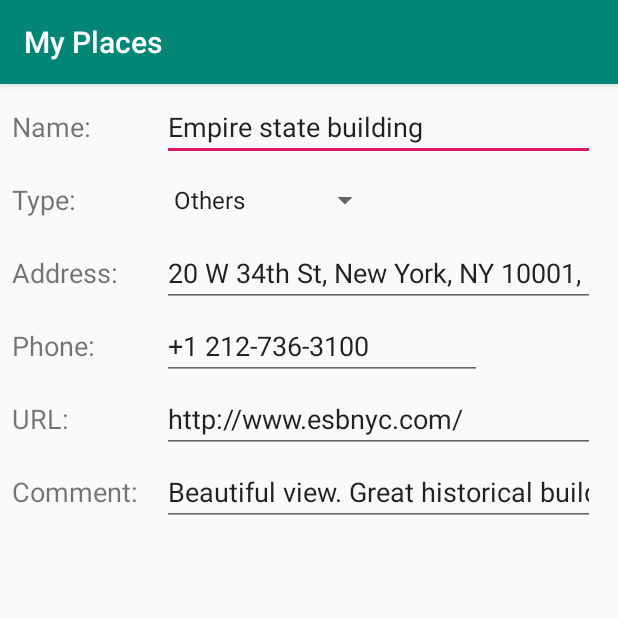
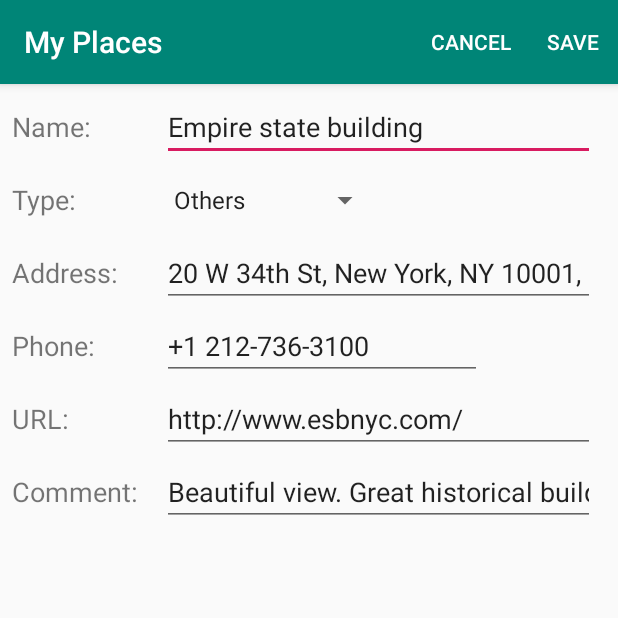
Before and after one commit to azarrias/my-places, an Android app: the EditPlaceActivity screen opened directly, with no data from a screen before it, on a phone screen of 412 x 824 dp, the top half of it. Run offline under Robolectric (Android 15) with nearby library versions, the phone set to English and light mode, and no system bars; 1 statement that could not run was skipped.

Commit message:
Add action bar menu to edit place activity for saving changes

```diff
--- a/app/src/main/java/com/waxtadpolegames/android/myplaces/EditPlaceActivity.java
+++ b/app/src/main/java/com/waxtadpolegames/android/myplaces/EditPlaceActivity.java
@@ -2,6 +2,7 @@ package com.waxtadpolegames.android.myplaces;
 
 import android.os.Bundle;
 import android.support.v7.app.AppCompatActivity;
+import android.view.Menu;
 import android.view.View;
 import android.widget.ArrayAdapter;
 import android.widget.EditText;
@@ -54,4 +55,10 @@ public class EditPlaceActivity extends AppCompatActivity {
         type.setAdapter(adapter);
         type.setSelection(place.getType().ordinal());
     }
+
+    @Override
+    public boolean onCreateOptionsMenu(Menu menu) {
+        getMenuInflater().inflate(R.menu.menu_save_place, menu);
+        return super.onCreateOptionsMenu(menu);
+    }
 }
--- /dev/null
+++ b/app/src/main/res/menu/menu_save_place.xml
@@ -0,0 +1,17 @@
+<?xml version="1.0" encoding="utf-8"?>
+<menu xmlns:app="http://schemas.android.com/apk/res-auto"
+    xmlns:android="http://schemas.android.com/apk/res/android">
+
+    <item
+        android:id="@+id/action_save_edit"
+        android:title="@string/action_save_str"
+        android:orderInCategory="20"
+        app:showAsAction="ifRoom|withText" />
+
+    <item
+        android:id="@+id/action_cancel_edit"
+        android:title="@string/action_cancel_str"
+        android:orderInCategory="10"
+        app:showAsAction="ifRoom|withText" />
+
+</menu>
--- a/app/src/main/res/values/strings.xml
+++ b/app/src/main/res/values/strings.xml
@@ -117,4 +117,6 @@
     <string name="action_directions_title">Directions</string>
     <string name="action_edit_title">Edit</string>
     <string name="action_delete_title">Delete</string>
+    <string name="action_save_str">Save</string>
+    <string name="action_cancel_str">Cancel</string>
 </resources>
```
Also changed, not shown: 1 other file.
